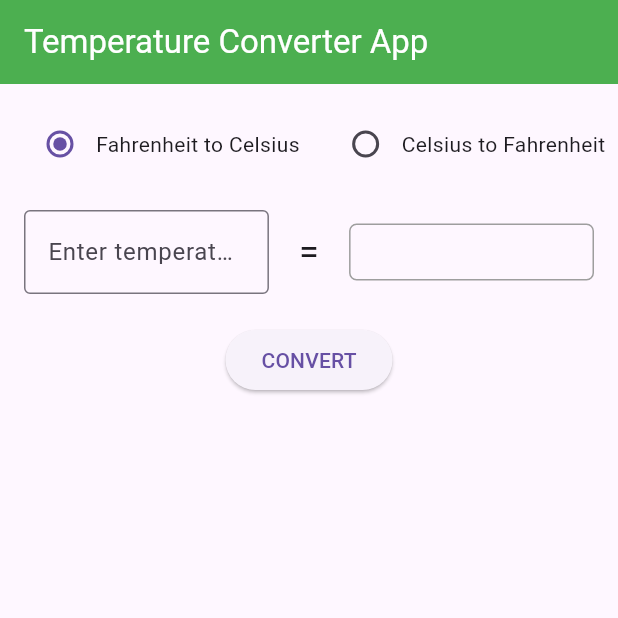
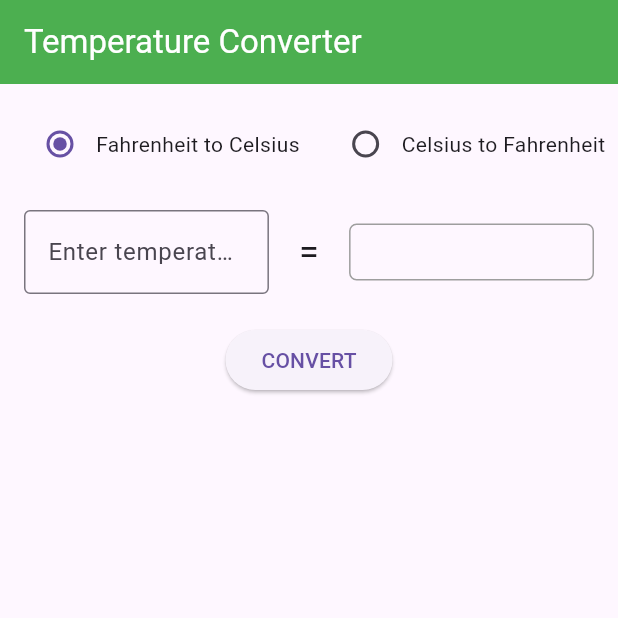
Before and after one commit to Telesphore-Uwabera/temperature_conversion_app, a Flutter app: the screen it shows after launch, on a phone screen of 412 x 824 dp, the top half of it. Run offline on Flutter 3.47's test engine with Material 3 defaults, Android fonts, the phone set to English and light mode, and no system bars.

Commit message:
Updated temperature app

```diff
--- a/lib/main.dart
+++ b/lib/main.dart
@@ -68,7 +68,7 @@ class _TemperatureConverterHomePageState
     return Scaffold(
       appBar: AppBar(
         title: Text(
-          'Temperature Converter App',
+          'Temperature Converter',
           style: TextStyle(color: Colors.white),
         ),
         backgroundColor: Colors.green,
```
